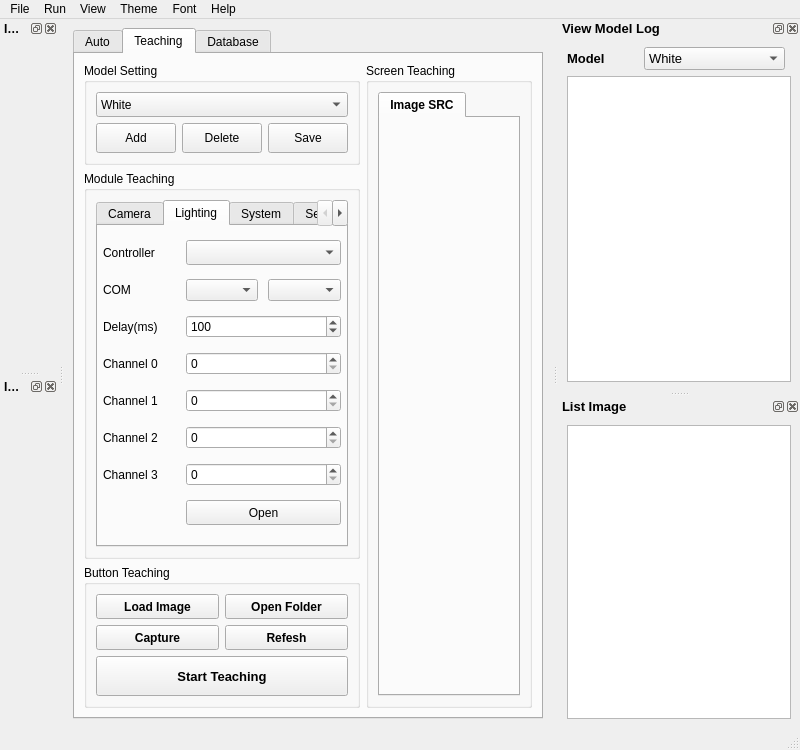
First picture: the form in ui/MainWindow.ui, repository vananh2606/ProjectProcessingImage, before the edit.
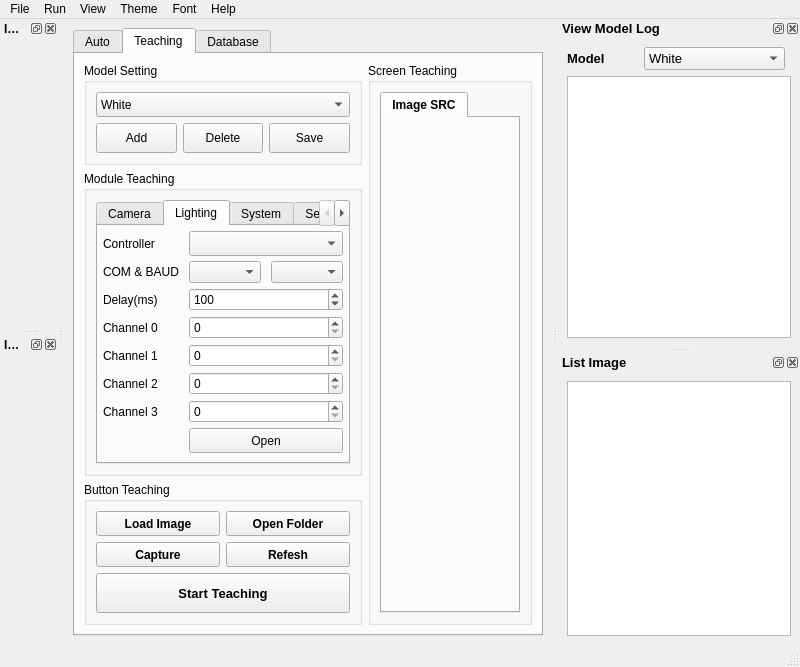
Second picture: the form after the edit. The open tabs and pages were chosen to show the change.

The edit to the form file:
```diff
--- a/ui/MainWindow.ui
+++ b/ui/MainWindow.ui
@@ -7,7 +7,7 @@
     <x>0</x>
     <y>0</y>
     <width>800</width>
-    <height>750</height>
+    <height>650</height>
    </rect>
   </property>
   <property name="font">
@@ -829,7 +829,7 @@
                <item row="1" column="0">
                 <widget class="QLabel" name="label_com">
                  <property name="text">
-                  <string>COM</string>
+                  <string>COM &amp; BAUD</string>
                  </property>
                 </widget>
                </item>
```
Left out of the diff: 12 changed lines with no effect on the pictures.
